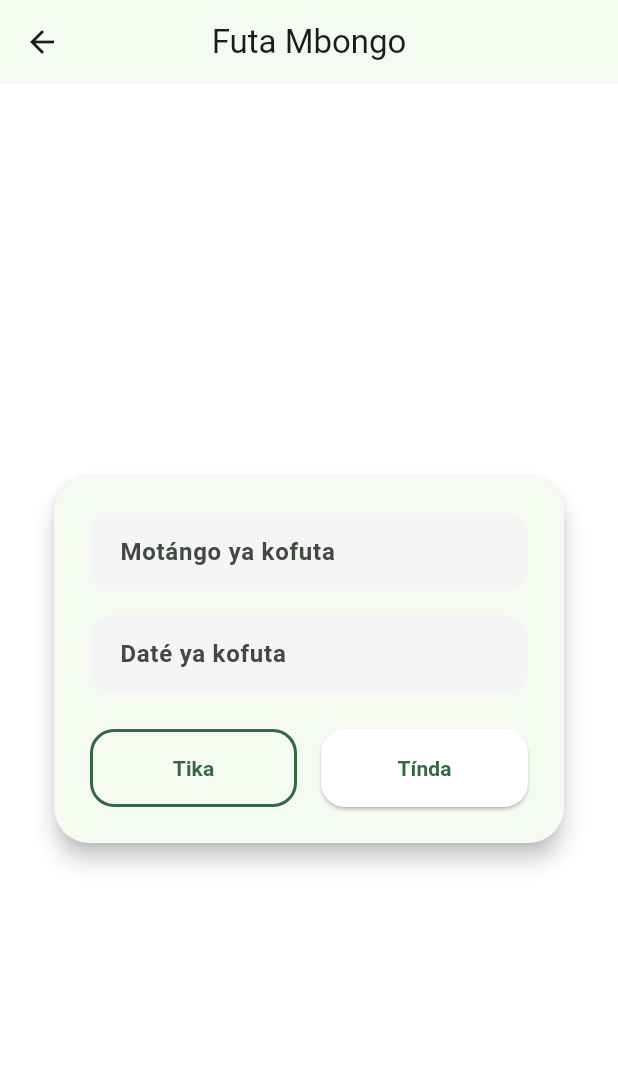
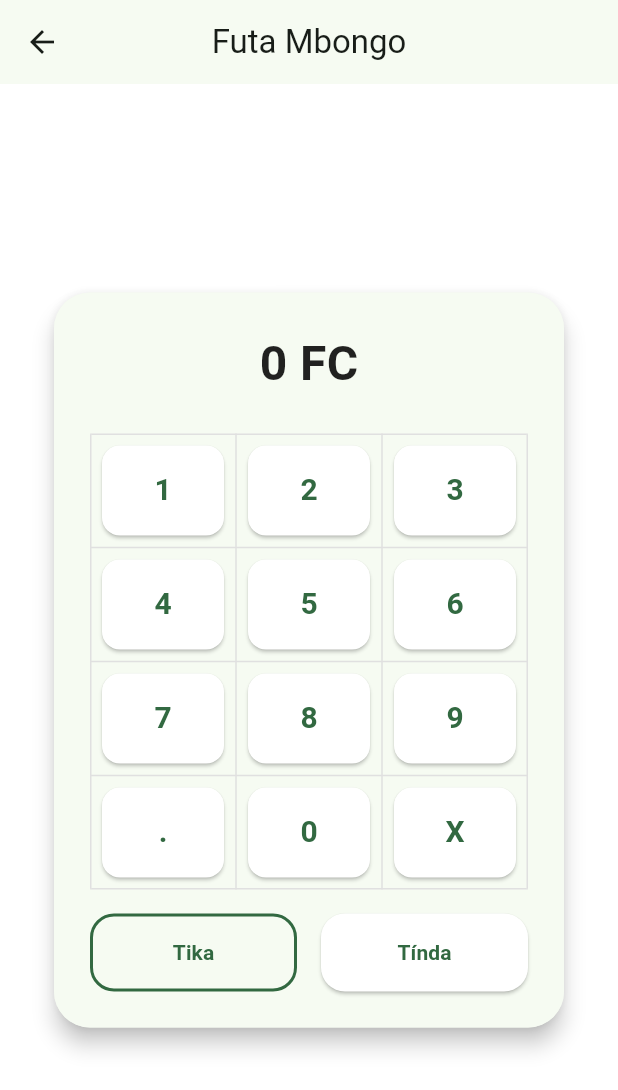
Before and after one commit to EdmondMbadu/kank_user, a Flutter app: the PortalPage screen opened by its route, after a tap on "Futa Sikoyo", on a phone screen of 412 x 824 dp. Shown: the top 1090 px of the screen. Run offline on Flutter 3.47's test engine with Material 3 defaults, Android fonts, the light colour scheme and no system bars; Roboto replaces fonts that are missing (Helvetica).

Commit message:
updated the UI for payments to be a touchpad with numbers

```diff
--- a/lib/login_page.dart
+++ b/lib/login_page.dart
@@ -108,7 +108,7 @@ class _LoginPageState extends State<LoginPage> {
                       ),
                     ),
                     onPressed: _login,
-                    child: const Text('Login', style: TextStyle(fontSize: 18)),
+                    child: const Text('Kota', style: TextStyle(fontSize: 18)),
                   ),
                 ),
 
--- a/lib/payment_page.dart
+++ b/lib/payment_page.dart
@@ -8,8 +8,57 @@ class PaymentPage extends StatefulWidget {
 }
 
 class _PaymentPageState extends State<PaymentPage> {
-  final amountController = TextEditingController();
-  final dateController = TextEditingController();
+  // Store the current typed amount (as text)
+  String _enteredAmount = "0";
+
+  /// Append a digit or decimal point to the current amount
+  void _appendValue(String value) {
+    setState(() {
+      // If we currently have "0" and we tap a digit, replace "0"
+      // But if we tap ".", allow "0." to appear
+      if (_enteredAmount == "0" && value != ".") {
+        _enteredAmount = value;
+      } else {
+        // Prevent multiple decimal points
+        if (value == "." && _enteredAmount.contains(".")) return;
+        _enteredAmount += value;
+      }
+    });
+  }
+
+  /// Delete the last character of the typed amount
+  void _deleteLastDigit() {
+    if (_enteredAmount.isNotEmpty) {
+      setState(() {
+        _enteredAmount = _enteredAmount.substring(0, _enteredAmount.length - 1);
+        // If we delete all digits, revert to "0"
+        if (_enteredAmount.isEmpty) {
+          _enteredAmount = "0";
+        }
+      });
+    }
+  }
+
+  /// Handle "Tínda" (submit)
+  void _submit() {
+    // For demonstration, just show a dialog with the typed amount.
+    // Replace this with your real payment submission logic.
+    final amountDouble = double.tryParse(_enteredAmount) ?? 0.0;
+    showDialog(
+      context: context,
+      builder:
+          (_) => AlertDialog(
+            title: const Text("Mbongo efutami"),
+            content: Text("Ofuti $amountDouble FC"),
+            actions: [
+              TextButton(
+                onPressed: () => Navigator.pop(context),
+                child: const Text("OK"),
+              ),
+            ],
+          ),
+    );
+  }
 
   @override
   Widget build(BuildContext context) {
@@ -33,50 +82,25 @@ class _PaymentPageState extends State<PaymentPage> {
             child: Column(
               mainAxisSize: MainAxisSize.min,
               children: [
-                // Payment Amount
-                TextField(
-                  controller: amountController,
-                  keyboardType: TextInputType.number,
-                  decoration: InputDecoration(
-                    labelText: "Motángo ya kofuta",
-                    labelStyle: const TextStyle(fontWeight: FontWeight.w600),
-                    filled: true,
-                    fillColor: Colors.grey.shade100,
-                    contentPadding: const EdgeInsets.symmetric(
-                      horizontal: 16,
-                      vertical: 14,
-                    ),
-                    border: OutlineInputBorder(
-                      borderRadius: BorderRadius.circular(16),
-                      borderSide: BorderSide.none,
-                    ),
-                  ),
-                ),
-                const SizedBox(height: 16),
-
-                // Payment Date
-                TextField(
-                  controller: dateController,
-                  decoration: InputDecoration(
-                    labelText: "Daté ya kofuta",
-                    labelStyle: const TextStyle(fontWeight: FontWeight.w600),
-                    filled: true,
-                    fillColor: Colors.grey.shade100,
-                    contentPadding: const EdgeInsets.symmetric(
-                      horizontal: 16,
-                      vertical: 14,
-                    ),
-                    border: OutlineInputBorder(
-                      borderRadius: BorderRadius.circular(16),
-                      borderSide: BorderSide.none,
-                    ),
+                // Display the entered amount in large text
+                Text(
+                  "$_enteredAmount FC",
+                  style: const TextStyle(
+                    fontSize: 32,
+                    fontWeight: FontWeight.bold,
                   ),
                 ),
                 const SizedBox(height: 24),
 
+                // Numeric keypad
+                _buildNumberPad(),
+
+                const SizedBox(height: 16),
+
                 // Buttons row
                 Row(
                   children: [
+                    // Tika (Cancel)
                     Expanded(
                       child: OutlinedButton(
                         style: OutlinedButton.styleFrom(
@@ -102,6 +126,8 @@ class _PaymentPageState extends State<PaymentPage> {
                       ),
                     ),
                     const SizedBox(width: 16),
+
+                    // Tínda (Submit)
                     Expanded(
                       child: ElevatedButton(
                         style: ElevatedButton.styleFrom(
@@ -111,9 +137,7 @@ class _PaymentPageState extends State<PaymentPage> {
                           ),
                           padding: const EdgeInsets.symmetric(vertical: 16),
                         ),
-                        onPressed: () {
-                          // TODO: handle submission
-                        },
+                        onPressed: _submit,
                         child: const Text(
                           "Tínda", // Submit
                           style: TextStyle(fontWeight: FontWeight.bold),
@@ -129,4 +153,63 @@ class _PaymentPageState extends State<PaymentPage> {
       ),
     );
   }
+
+  /// Build a 3x4 keypad (digits, decimal point, and delete)
+  Widget _buildNumberPad() {
+    final buttons = [
+      "1",
+      "2",
+      "3",
+      "4",
+      "5",
+      "6",
+      "7",
+      "8",
+      "9",
+      ".",
+      "0",
+      "X",
+    ];
+
+    return SizedBox(
+      width: 300,
+      // Use Wrap, GridView, or Table for layout
+      child: Table(
+        border: TableBorder.all(color: Colors.grey.shade300, width: 1),
+        children: [
+          TableRow(children: buttons.sublist(0, 3).map(_buildKey).toList()),
+          TableRow(children: buttons.sublist(3, 6).map(_buildKey).toList()),
+          TableRow(children: buttons.sublist(6, 9).map(_buildKey).toList()),
+          TableRow(children: buttons.sublist(9, 12).map(_buildKey).toList()),
+        ],
+      ),
+    );
+  }
+
+  Widget _buildKey(String value) {
+    return Padding(
+      padding: const EdgeInsets.all(8.0),
+      child: ElevatedButton(
+        style: ElevatedButton.styleFrom(
+          backgroundColor: Colors.white,
+          foregroundColor: Theme.of(context).colorScheme.primary,
+          shape: RoundedRectangleBorder(
+            borderRadius: BorderRadius.circular(12),
+          ),
+          minimumSize: const Size(60, 60),
+        ),
+        onPressed: () {
+          if (value == "X") {
+            _deleteLastDigit();
+          } else {
+            _appendValue(value);
+          }
+        },
+        child: Text(
+          value,
+          style: const TextStyle(fontSize: 20, fontWeight: FontWeight.bold),
+        ),
+      ),
+    );
+  }
 }
--- a/lib/portal_page.dart
+++ b/lib/portal_page.dart
@@ -23,10 +23,9 @@ class PortalPage extends StatelessWidget {
   @override
   Widget build(BuildContext context) {
     // Sample data
-    final String remainingBalance = "12,000 FC";
-    final String amountDue = "50,000 FC";
-    final String savings = "5,000 FC";
-    final String minPayment = "10,000 FC (20 Mars)";
+    final String remainingBalance = "280,000 FC";
+    final String savings = "60,000 FC";
+    final String minPayment = "35,000 FC";
     final int creditScore = 90; // e.g., range from 0-100 or 0-999
 
     return Scaffold(
@@ -47,6 +46,7 @@ class PortalPage extends StatelessWidget {
         ],
       ),
       body: Center(
+        child: SingleChildScrollView(
           child: Column(
             mainAxisAlignment: MainAxisAlignment.center,
             children: [
@@ -113,60 +113,105 @@ class PortalPage extends StatelessWidget {
               ),
               const SizedBox(height: 20),
 
-            // Main Green Card
-            Card(
+              // Card 1: Niongo (Debt)
+              _buildInfoCard(
+                context,
+                title: "Niongo Nionso",
+                amount: remainingBalance,
+                // Optionally include an icon or subtext inside if you like
+              ),
+              const SizedBox(height: 16),
+
+              // Card 2: Epargnes (Savings)
+              _buildInfoCard(context, title: "Epargnes", amount: savings),
+              const SizedBox(height: 16),
+
+              // Card 3: Next Payment (Niongo ya kofuta le ...)
+              _buildNextPaymentCard(
+                context,
+                title: "Niongo ya kofuta le (20 Mars)",
+                amount: minPayment,
+              ),
+            ],
+          ),
+        ),
+      ),
+    );
+  }
+
+  /// Reusable card for Niongo / Epargnes
+  Widget _buildInfoCard(
+    BuildContext context, {
+    required String title,
+    required String amount,
+  }) {
+    return Card(
       elevation: 4,
-              shape: RoundedRectangleBorder(
-                borderRadius: BorderRadius.circular(16),
-              ),
+      shape: RoundedRectangleBorder(borderRadius: BorderRadius.circular(16)),
       color: Theme.of(context).colorScheme.primary, // bright green
       child: Container(
-                width: 320,
-                padding: const EdgeInsets.all(24),
+        width: 300,
+        padding: const EdgeInsets.symmetric(vertical: 20, horizontal: 16),
         child: Column(
-                  mainAxisSize: MainAxisSize.min,
           children: [
-                    const Text(
-                      "Niongo",
-                      style: TextStyle(
-                        fontSize: 20,
+            Text(
+              title,
+              style: const TextStyle(
+                fontSize: 18,
                 fontWeight: FontWeight.bold,
                 color: Colors.white70,
               ),
             ),
             const SizedBox(height: 8),
-                    // Big Remaining Balance
             Text(
-                      remainingBalance,
+              amount,
               style: const TextStyle(
-                        fontSize: 48,
+                fontSize: 36,
+                fontWeight: FontWeight.bold,
+                color: Colors.white,
+              ),
+            ),
+          ],
+        ),
+      ),
+    );
+  }
+
+  /// Next Payment Card with "Futa Sikoyo" button
+  Widget _buildNextPaymentCard(
+    BuildContext context, {
+    required String title,
+    required String amount,
+  }) {
+    return Card(
+      elevation: 4,
+      shape: RoundedRectangleBorder(borderRadius: BorderRadius.circular(16)),
+      color: Theme.of(context).colorScheme.primary, // bright green
+      child: Container(
+        width: 300,
+        padding: const EdgeInsets.symmetric(vertical: 20, horizontal: 16),
+        child: Column(
+          children: [
+            Text(
+              title,
+              style: const TextStyle(
+                fontSize: 18,
+                fontWeight: FontWeight.bold,
+                color: Colors.white70,
+              ),
+            ),
+            const SizedBox(height: 8),
+            Text(
+              amount,
+              style: const TextStyle(
+                fontSize: 36,
                 fontWeight: FontWeight.bold,
                 color: Colors.white,
               ),
             ),
             const SizedBox(height: 16),
 
-                    // Amount Due
-                    _buildFeatureRow(
-                      icon: Icons.error_outline_rounded,
-                      text: "Paiement : $amountDue",
-                      context: context,
-                      iconColor: Colors.redAccent,
-                      fontSize: 20,
-                    ),
-                    const SizedBox(height: 8),
-
-                    // Savings
-                    _buildFeatureRow(
-                      icon: Icons.savings_outlined,
-                      text: "Epargnes : $savings",
-                      context: context,
-                      iconColor: Colors.white,
-                      fontSize: 20,
-                    ),
-                    const SizedBox(height: 8),
-
-                    // Action button
+            // "Futa Sikoyo" action button
             ElevatedButton(
               style: ElevatedButton.styleFrom(
                 backgroundColor: Colors.white,
@@ -184,14 +229,7 @@ class PortalPage extends StatelessWidget {
               },
               child: const Text(
                 "Futa Sikoyo",
-                        style: TextStyle(
-                          fontWeight: FontWeight.bold,
-                          fontSize: 16,
-                        ),
-                      ),
-                    ),
-                  ],
-                ),
+                style: TextStyle(fontWeight: FontWeight.bold, fontSize: 16),
               ),
             ),
           ],
@@ -199,26 +237,4 @@ class PortalPage extends StatelessWidget {
       ),
     );
   }
-
-  Widget _buildFeatureRow({
-    required IconData icon,
-    required String text,
-    required BuildContext context,
-    Color? iconColor,
-    double fontSize = 16,
-  }) {
-    return Row(
-      crossAxisAlignment: CrossAxisAlignment.center,
-      children: [
-        Icon(icon, color: iconColor ?? Colors.white, size: 22),
-        const SizedBox(width: 8),
-        Expanded(
-          child: Text(
-            text,
-            style: TextStyle(fontSize: fontSize, color: Colors.white),
-          ),
-        ),
-      ],
-    );
 }
-}
```
Lines whose indentation alone changed are shown as unchanged.
